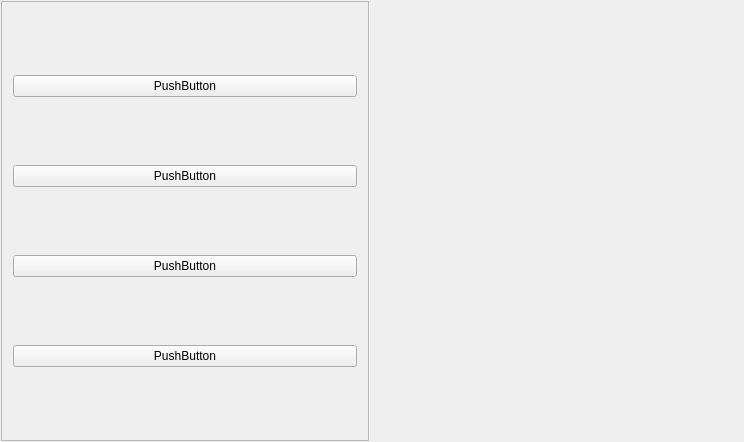
The window that storeapp.ui (zadockmaloba/ProcurementSys) describes before a commit, drawn with Qt 5.
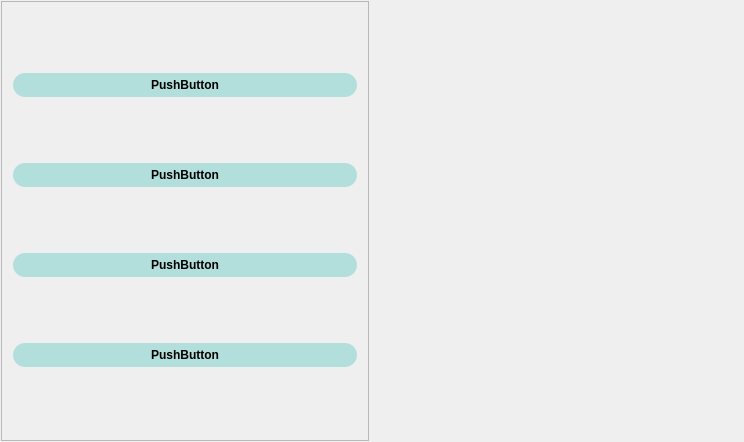
The same window after the commit. Icons and pictures are not drawn.

Commit message: Fixed bugs when closing the Main Tab Widget

Diff of the .ui file:
```diff
--- a/storeapp.ui
+++ b/storeapp.ui
@@ -13,6 +13,413 @@
   <property name="windowTitle">
    <string>StoreApp</string>
   </property>
+  <property name="styleSheet">
+   <string notr="true">
+QScrollBox
+{
+	border-radius: 6px ;
+}
+
+QLabel
+{
+	border-radius: 6px;
+	
+	border-color: rgb(227, 240, 183);
+}
+
+QPushButton
+{
+	background-color: #b2dfdb;
+	/*color: #fff;*/
+	font-size: 12px;
+	font-weight: bold;
+	border: none;
+	border-radius: 12px;
+	padding: 5px;
+
+}
+
+
+QPushButton::disabled
+{
+	background-color: #5c5c5c;
+
+}
+
+
+QPushButton::pressed
+{
+	
+	background-color: qlineargradient(spread:reflect, x1:1, y1:1, x2:0.982955, y2:0.5, stop:0 rgba(166, 214, 202, 255), stop:0.607955 rgba(196, 236, 226, 255));
+}
+
+
+/*-----QCheckBox-----*/
+QCheckBox
+{
+	background-color: transparent;
+	color: #fff;
+	font-size: 10px;
+	font-weight: bold;
+	border: none;
+	border-radius: 5px;
+
+}
+
+
+/*-----QCheckBox-----*/
+QCheckBox::indicator
+{
+    color: #b1b1b1;
+    background-color: #323232;
+    border: 1px solid darkgray;
+    width: 12px;
+    height: 12px;
+
+}
+
+
+QCheckBox::indicator:checked
+{
+    image:url(&quot;./ressources/check.png&quot;);
+	background-color: #ff3333;
+    border: 1px solid #ff3333;
+
+}
+
+
+QCheckBox::indicator:unchecked:hover
+{
+    border: 1px solid #ff3333;
+
+}
+
+
+QCheckBox::disabled
+{
+	color: #656565;
+
+}
+
+
+QCheckBox::indicator:disabled
+{
+	background-color: #656565;
+	color: #656565;
+    border: 1px solid #656565;
+
+}
+
+
+/*-----QLineEdit-----*/
+QLineEdit
+{
+	background-color: #c2c7d5;
+	color: #000;
+	font-weight: bold;
+	border: none;
+	border-radius: 2px;
+	padding: 3px;
+
+}
+
+
+/*-----QListView-----*/
+QListView
+{
+	background-color: #333333;
+	color: #fff;
+	font-size: 12px;
+	font-weight: bold;
+	border: 1px solid #191919;
+	show-decoration-selected: 0;
+	padding-left: -13px;
+	padding-right: -13px;
+
+}
+
+
+QListView::item
+{
+	color: #31cecb;
+	background-color: #454e5e;
+	border: none;
+	padding: 5px;
+	border-radius: 0px;
+	padding-left : 10px;
+	height: 42px;
+
+}
+
+QListView::item:selected
+{
+	color: #000;
+	background-color: #ff3333;
+
+}
+
+
+QListView::item:!selected
+{
+	color:white;
+	background-color: transparent;
+	border: none;
+	padding-left : 10px;
+
+}
+
+
+QListView::item:!selected:hover
+{
+	color: #000;
+	background-color: #bcbdbb;
+	border: none;
+	padding-left : 10px;
+
+}
+
+
+/*-----QTreeView-----*/
+QTreeView 
+{
+	background-color: #252525;
+	show-decoration-selected: 0;
+	color: #c2c8d7;
+
+}
+
+
+QTreeView::item 
+{
+	border-top-color: transparent;
+	border-bottom-color: transparent;
+
+}
+
+
+QTreeView::item:hover 
+{
+	background-color: #bcbdbb;
+	color: #000;
+
+}
+
+
+QTreeView::item:selected 
+{
+	background-color: #ff3333;
+	color: #000;
+
+}
+
+
+QTreeView::item:selected:active
+{
+	background-color: #ff3333;
+	color: #000;
+
+}
+
+
+QTreeView::branch:has-children:!has-siblings:closed,
+QTreeView::branch:closed:has-children:has-siblings 
+{
+	image: url(://tree-closed.png);
+
+}
+
+QTreeView::branch:open:has-children:!has-siblings,
+QTreeView::branch:open:has-children:has-siblings  
+{
+	image: url(://tree-open.png);
+
+}
+
+
+/*-----QTableView &amp; QTableWidget-----*/
+QTableView
+{
+    background-color: #252525;
+	border: 1px solid gray;
+    color: #f0f0f0;
+    gridline-color: gray;
+    outline : 0;
+
+}
+
+
+QTableView::disabled
+{
+    background-color: #242526;
+    border: 1px solid #32414B;
+    color: #656565;
+    gridline-color: #656565;
+    outline : 0;
+
+}
+
+
+QTableView::item:hover 
+{
+    background-color: #bcbdbb;
+    color: #000;
+
+}
+
+
+QTableView::item:selected 
+{
+	background-color: #ff3333;
+    color: #000;
+
+}
+
+
+QTableView::item:selected:disabled
+{
+    background-color: #1a1b1c;
+    border: 2px solid #525251;
+    color: #656565;
+
+}
+
+
+QTableCornerButton::section
+{
+	background-color: #343a49;
+    color: #fff;
+
+}
+
+
+QHeaderView::section
+{
+	color: #fff;
+	border-top: 0px;
+	border-bottom: 1px solid gray;
+	border-right: 1px solid gray;
+	background-color: #343a49;
+    margin-top:1px;
+	margin-bottom:1px;
+	padding: 5px;
+
+}
+
+
+QHeaderView::section:disabled
+{
+    background-color: #525251;
+    color: #656565;
+
+}
+
+
+QHeaderView::section:checked
+{
+    color: #000;
+    background-color: #ff3333;
+
+}
+
+
+QHeaderView::section:checked:disabled
+{
+    color: #656565;
+    background-color: #525251;
+
+}
+
+
+QHeaderView::section::vertical::first,
+QHeaderView::section::vertical::only-one
+{
+    border-top: 1px solid #353635;
+
+}
+
+
+QHeaderView::section::vertical
+{
+    border-top: 1px solid #353635;
+
+}
+
+
+QHeaderView::section::horizontal::first,
+QHeaderView::section::horizontal::only-one
+{
+    border-left: 1px solid #353635;
+
+}
+
+
+QHeaderView::section::horizontal
+{
+    border-left: 1px solid #353635;
+
+}
+
+
+/*-----QScrollBar-----*/
+QScrollBar:horizontal 
+{
+    background-color: transparent;
+    height: 8px;
+    margin: 0px;
+    padding: 0px;
+
+}
+
+
+QScrollBar::handle:horizontal 
+{
+    border: none;
+	min-width: 100px;
+    background-color: #9b9b9b;
+
+}
+
+
+QScrollBar::add-line:horizontal, 
+QScrollBar::sub-line:horizontal,
+QScrollBar::add-page:horizontal, 
+QScrollBar::sub-page:horizontal 
+{
+    width: 0px;
+    background-color: transparent;
+
+}
+
+
+QScrollBar:vertical 
+{
+    background-color: transparent;
+    width: 8px;
+    margin: 0;
+
+}
+
+
+QScrollBar::handle:vertical 
+{
+    border: none;
+	min-height: 100px;
+    background-color: #9b9b9b;
+
+}
+
+
+QScrollBar::add-line:vertical, 
+QScrollBar::sub-line:vertical,
+QScrollBar::add-page:vertical, 
+QScrollBar::sub-page:vertical 
+{
+    height: 0px;
+    background-color: transparent;
+
+}
+</string>
+  </property>
   <layout class="QHBoxLayout" name="horizontalLayout">
    <property name="leftMargin">
     <number>1</number>
```
Left out of the diff: 403 changed lines with no effect on the pictures. The commit also changes 4 other files.
